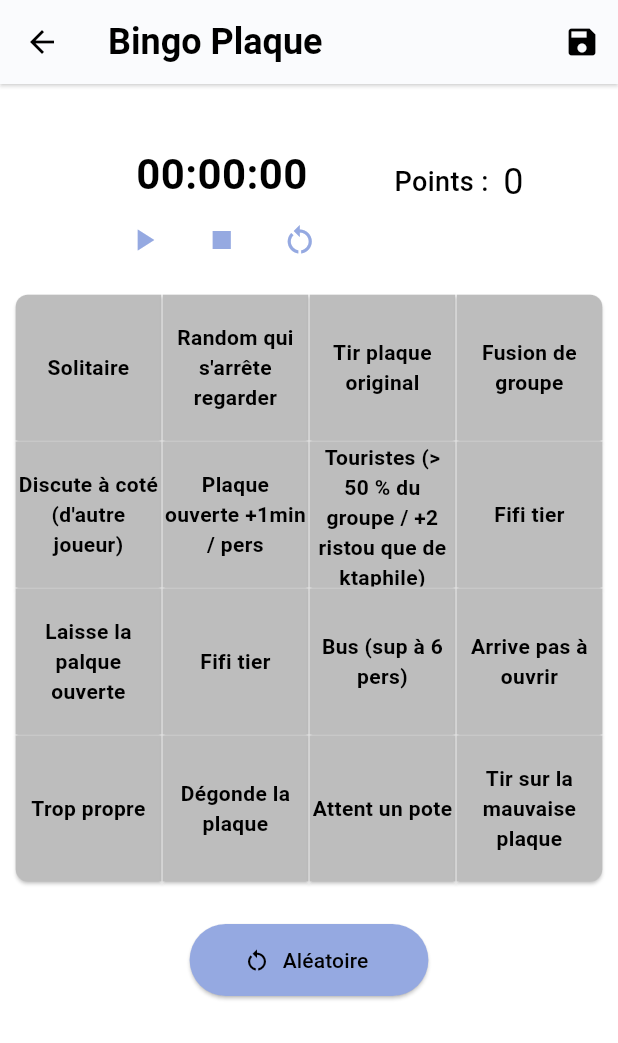
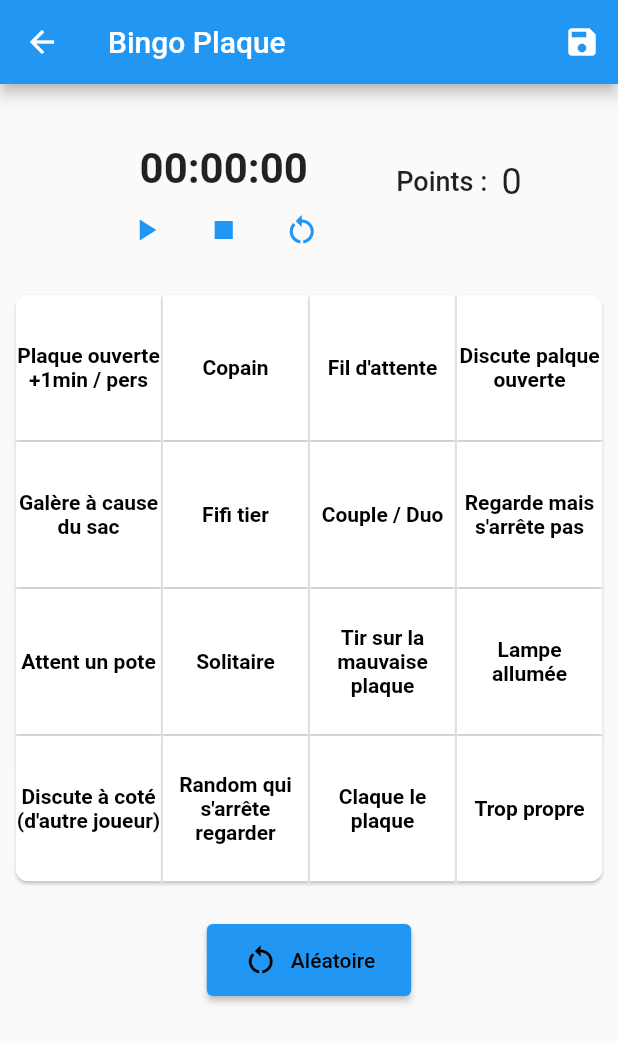
Before and after one commit to Extauren/Plaktago, a Flutter app: the Home screen opened directly with empty values, after a tap on "Jouer", on a phone screen of 412 x 824 dp. Shown: the top 1043 px of the screen. Run offline on Flutter 3.47's test engine with Material 2 defaults, Android fonts, the phone set to English and light mode, and no system bars; our stand-ins replace stop_watch_timer.

Commit message:
Add save settings and load settings when restart app

```diff
--- /dev/null
+++ b/lib/app.dart
@@ -0,0 +1,44 @@
+import 'package:flutter/material.dart';
+import 'package:plaktago/utils/appSettings.dart';
+import 'main.dart';
+
+class App extends StatefulWidget {
+  const App({Key? key}) : super(key: key);
+
+  @override
+  State<App> createState() => _App();
+}
+
+class _App extends State<App> {
+  AppSettings appSettings = AppSettings();
+  bool settings = false;
+  final Color primaryColor = Color.fromRGBO(149, 169, 225, 1);
+
+  @override
+  void initState() {
+    super.initState();
+    getSettings();
+  }
+
+  void getSettings() async {
+    settings = await appSettings.getSeetingsFromFile();
+    setState(() {});
+  }
+
+  @override
+  Widget build(BuildContext context) {
+    return MaterialApp(
+        home: Column(mainAxisAlignment: MainAxisAlignment.center, children: [
+      settings
+          ? ConstrainedBox(
+              constraints: BoxConstraints(
+                maxWidth: MediaQuery.of(context).size.width,
+                maxHeight: MediaQuery.of(context).size.height,
+              ),
+              child: Plaktago(appSettings: appSettings))
+          : CircularProgressIndicator(
+              color: primaryColor,
+            )
+    ]));
+  }
+}
--- a/lib/game/bingo.dart
+++ b/lib/game/bingo.dart
@@ -9,9 +9,12 @@ import 'package:plaktago/utils/bingoParams.dart';
 
 class Game extends StatefulWidget {
   final BingoParams bingoParams;
-  final ThemeMode theme;
-  const Game({Key? key, required this.bingoParams, required this.theme})
-      : super(key: key);
+  //final ThemeMode theme;
+  const Game({
+    Key? key,
+    required this.bingoParams,
+    //required this.theme
+  }) : super(key: key);
 
   @override
   State<Game> createState() => _Game();
@@ -26,10 +29,18 @@ class _Game extends State<Game> {
   @override
   void initState() {
     super.initState();
+    points = 0;
     CardName card;
     List<CardName> cardList = <CardName>[];
     bingoCard.clear();
-    cardList.addAll(cardNameList);
+    //cardList.addAll(cardNameList);
+    cardList = cardNameListPlaque
+        .where((element) =>
+            element.difficulty <= widget.bingoParams.difficulty.value)
+        .toList();
+    for (int it = 0; it < 15; it++) {
+      print(cardList[it].difficulty);
+    }
     super.initState();
     for (int it = 0; it < nbLines * nbLines; it++) {
       card = cardList.elementAt(Random().nextInt(cardList.length));
@@ -41,7 +52,10 @@ class _Game extends State<Game> {
   void refreshBoard() {
     CardName card;
     List<CardName> cardList = [];
-    cardList.addAll(cardNameList);
+    cardList = cardNameListPlaque
+        .where((element) =>
+            element.difficulty <= widget.bingoParams.difficulty.value)
+        .toList();
     bingoCard.clear();
     setState(() {
       points = 0;
@@ -57,7 +71,6 @@ class _Game extends State<Game> {
 
   void _saveGame() {
     SaveGame saveGame = SaveGame();
-    print(widget.bingoParams.difficulty);
     saveGame.writeGame(bingoCard, points, widget.bingoParams, timer.getTime());
     Navigator.pop(context);
   }
@@ -69,12 +82,6 @@ class _Game extends State<Game> {
       } else {
         points -= 1;
       }
-    });
-  }
-
-  void resetPoints() {
-    setState(() {
-      points = 0;
     });
   }
 
@@ -124,8 +131,7 @@ class _Game extends State<Game> {
                   child: Board(
                     gameType: widget.bingoParams.bingoType.name,
                     changePoints: changePoints,
-                    resetPoint: resetPoints,
-                    theme: widget.theme,
+                    //theme: widget.theme,
                     bingoCard: bingoCard,
                     nbLines: nbLines,
                     refreshBoard: refreshBoard,
--- a/lib/game/board/board.dart
+++ b/lib/game/board/board.dart
@@ -5,8 +5,7 @@ import 'checkBoard.dart';
 class Board extends StatefulWidget {
   final String gameType;
   final Function changePoints;
-  final VoidCallback resetPoint;
-  final ThemeMode theme;
+  //final ThemeMode theme;
   List<BingoCard> bingoCard;
   final int nbLines;
   final VoidCallback refreshBoard;
@@ -15,8 +14,7 @@ class Board extends StatefulWidget {
       {Key? key,
       required this.gameType,
       required this.changePoints,
-      required this.resetPoint,
-      required this.theme,
+      //required this.theme,
       required this.bingoCard,
       required this.nbLines,
       required this.refreshBoard})
--- a/lib/game/board/cardName.dart
+++ b/lib/game/board/cardName.dart
@@ -8,7 +8,7 @@ class CardName {
   CardName(this.name, this.plaqueType, this.difficulty);
 }
 
-List<CardName> cardNameList = [
+List<CardName> cardNameListPlaque = [
   CardName("Bus (sup à 6 pers)", plaqueTypeList.all, 3),
   CardName("Kta star", plaqueTypeList.all, 3),
   CardName("Copain", plaqueTypeList.all, 1),
--- a/lib/home/bingoTypeButton.dart
+++ b/lib/home/bingoTypeButton.dart
@@ -31,7 +31,7 @@ class _BingoTypeButton extends State<BingoTypeButton> {
         backgroundColor: MaterialStateProperty.resolveWith<Color>(
           (Set<MaterialState> states) {
             if (states.contains(MaterialState.selected)) {
-              return Theme.of(context).primaryColor;
+              return Theme.of(context).colorScheme.primary;
             }
             return Theme.of(context).colorScheme.surface;
           },
--- a/lib/home/difficultyButton.dart
+++ b/lib/home/difficultyButton.dart
@@ -1,12 +1,13 @@
 import 'package:flutter/material.dart';
 
 enum Difficulty {
-  easy('Facile'),
-  medium('Moyen'),
-  difficult('Difficile');
+  easy('Facile', 1),
+  medium('Moyen', 2),
+  difficult('Difficile', 3);
 
-  const Difficulty(this.name);
+  const Difficulty(this.name, this.value);
   final String name;
+  final int value;
 }
 
 class DifficultyButton extends StatefulWidget {
@@ -42,9 +43,9 @@ class _DifficultyButtonState extends State<DifficultyButton> {
               child: Column(
                 mainAxisAlignment: MainAxisAlignment.center,
                 children: <Widget>[
-                  Container(
-                      margin: EdgeInsets.only(bottom: 10),
-                      child: Text("Difficultée :")),
+                  // Container(
+                  //     margin: EdgeInsets.only(bottom: 10),
+                  //     child: Text("Difficultée :")),
                   Container(
                     decoration: BoxDecoration(
                       borderRadius: BorderRadius.circular(10),
--- a/lib/home/drawer.dart
+++ b/lib/home/drawer.dart
@@ -1,22 +1,31 @@
 import 'package:flutter/material.dart';
+import 'package:plaktago/utils/appSettings.dart';
+import 'package:plaktago/utils/saveGame.dart';
 
 class DrawerApp extends StatefulWidget {
   final Function changeTheme;
-  const DrawerApp({Key? key, required this.changeTheme});
+  AppSettings appSettings;
+  DrawerApp({Key? key, required this.changeTheme, required this.appSettings});
 
   @override
   State<DrawerApp> createState() => _Drawer();
 }
 
 class _Drawer extends State<DrawerApp> {
-  static bool _darkMode = false;
+  bool _darkMode = false;
+  final saveGame = SaveGame();
+
+  @override
+  void initState() {
+    super.initState();
+    _darkMode = widget.appSettings.darkMode;
+  }
 
   @override
   Widget build(BuildContext context) {
     return Drawer(
       width: MediaQuery.of(context).size.width / 2,
       child: ListView(
-        // Important: Remove any padding from the ListView.
         padding: EdgeInsets.zero,
         children: [
           DrawerHeader(
@@ -30,14 +39,16 @@ class _Drawer extends State<DrawerApp> {
                 margin: EdgeInsets.only(right: 10), child: Text("Dark mode")),
             Switch(
                 value: _darkMode,
-                //activeColor: Colors.red,
                 onChanged: (bool value) {
                   setState(() {
                     _darkMode = value;
                     widget.changeTheme();
                   });
                 }),
-          ])
+          ]),
+          TextButton(
+              onPressed: saveGame.resetFile,
+              child: Text("Supprimer les données"))
         ],
       ),
     );
--- a/lib/home/home.dart
+++ b/lib/home/home.dart
@@ -1,7 +1,7 @@
 import 'package:flutter/material.dart';
 import 'package:plaktago/home/plaqueTypeButton.dart';
 import 'package:plaktago/home/ratDropdownButton.dart';
-import 'package:plaktago/utils/saveGame.dart';
+import 'package:plaktago/utils/appSettings.dart';
 import 'difficultyButton.dart';
 import '../game/bingo.dart';
 import 'drawer.dart';
@@ -12,8 +12,8 @@ import '../utils/bingoParams.dart';
 
 class Home extends StatefulWidget {
   final Function changeTheme;
-  final ThemeMode theme;
-  const Home({Key? key, required this.changeTheme, required this.theme})
+  AppSettings appSettings;
+  Home({Key? key, required this.changeTheme, required this.appSettings})
       : super(key: key);
 
   @override
@@ -21,7 +21,6 @@ class Home extends StatefulWidget {
 }
 
 class _Home extends State<Home> {
-  final saveGame = SaveGame();
   BingoParams bingoParams = BingoParams();
 
   void updateState() {
@@ -36,11 +35,12 @@ class _Home extends State<Home> {
 
   void launchGame() {
     Navigator.push(
-            context,
-            MaterialPageRoute(
-                builder: (context) =>
-                    Game(bingoParams: bingoParams, theme: widget.theme)))
-        .then((value) {
+        context,
+        MaterialPageRoute(
+            builder: (context) => Game(
+                  bingoParams: bingoParams,
+                  //theme: widget.theme
+                ))).then((value) {
       resetHome();
     });
   }
@@ -67,11 +67,9 @@ class _Home extends State<Home> {
                   )),
             ],
           ),
-          backgroundColor: Theme.of(context).appBarTheme.backgroundColor,
         ),
         drawer: DrawerApp(
-          changeTheme: widget.changeTheme,
-        ),
+            changeTheme: widget.changeTheme, appSettings: widget.appSettings),
         body: ListView(children: [
           Container(
               margin: const EdgeInsets.only(top: 60.0, left: 10, right: 10),
@@ -79,16 +77,13 @@ class _Home extends State<Home> {
                   style: Theme.of(context).textTheme.titleLarge,
                   textAlign: TextAlign.center)),
           Container(
-              height: 80,
-              width: 100,
-              margin: EdgeInsets.only(top: 20),
+              margin: EdgeInsets.only(top: 40),
               child: BingoTypeButton(
                   bingoType: bingoParams.bingoType,
                   updateBingoType: bingoParams.updateBingoType,
                   updateParentState: updateState)),
           Container(
-              margin: EdgeInsets.only(bottom: 20),
-              height: 80,
+              margin: EdgeInsets.only(top: 30, bottom: 40),
               child: ModeButton(
                   mode: bingoParams.mode,
                   updateBingoMode: bingoParams.updateMode,
@@ -98,7 +93,7 @@ class _Home extends State<Home> {
               ConstrainedBox(
                   constraints: BoxConstraints(
                     maxWidth: MediaQuery.of(context).size.width / 2,
-                    maxHeight: 160,
+                    maxHeight: 60,
                   ),
                   child: PlaqueTypeButton(
                     selectecPlaque: bingoParams.plaque,
@@ -108,7 +103,7 @@ class _Home extends State<Home> {
               ConstrainedBox(
                   constraints: BoxConstraints(
                     maxWidth: MediaQuery.of(context).size.width / 2,
-                    maxHeight: 160,
+                    maxHeight: 60,
                   ),
                   child: RatDropdownButton(
                       type: bingoParams.ratType,
@@ -116,14 +111,15 @@ class _Home extends State<Home> {
             ConstrainedBox(
                 constraints: BoxConstraints(
                   maxWidth: MediaQuery.of(context).size.width / 2,
-                  maxHeight: 160,
+                  maxHeight: 60,
                 ),
                 child: DifficultyButton(
                     difficulty: bingoParams.difficulty,
                     update: bingoParams.updateDifficulty)),
           ]),
-          LaunchGame(launchGame: launchGame, btek: btek),
-          TextButton(onPressed: saveGame.resetFile, child: Text("Reset file"))
+          Container(
+              margin: EdgeInsets.only(top: 50),
+              child: LaunchGame(launchGame: launchGame, btek: btek)),
         ]));
   }
 }
--- a/lib/home/plaqueTypeButton.dart
+++ b/lib/home/plaqueTypeButton.dart
@@ -1,6 +1,7 @@
 import 'package:flutter/material.dart';
 
 enum PlaqueType {
+  //placeHolder('Type de plaque'),
   triangle('Triangle'),
   ronde('Ronde'),
   tortue('Tortue'),
@@ -47,9 +48,6 @@ class _PlaqueTypeButtonState extends State<PlaqueTypeButton> {
                 mainAxisAlignment: MainAxisAlignment.center,
                 children: <Widget>[
                   Container(
-                      margin: EdgeInsets.only(bottom: 10),
-                      child: Text("Type de plaque :")),
-                  Container(
                     decoration: BoxDecoration(
                       borderRadius: BorderRadius.circular(10),
                     ),
--- a/lib/main.dart
+++ b/lib/main.dart
@@ -1,19 +1,22 @@
 import 'package:flutter/material.dart';
+import 'package:plaktago/utils/appSettings.dart';
 import 'navigation_bar.dart';
+import 'app.dart';
 
 void main() {
-  runApp(const Plaktago());
+  runApp(App());
 }
 
 class Plaktago extends StatefulWidget {
-  const Plaktago({Key? key});
+  AppSettings appSettings;
+  Plaktago({Key? key, required this.appSettings});
 
   @override
   State<Plaktago> createState() => _Plaktago();
 }
 
 class _Plaktago extends State<Plaktago> {
-  ThemeMode _themeMode = ThemeMode.light;
+  late ThemeMode _themeMode;
   final ColorScheme lightColor = ColorScheme(
       brightness: Brightness.light,
       primary: Color.fromRGBO(149, 169, 225, 1),
@@ -36,17 +39,29 @@ class _Plaktago extends State<Plaktago> {
       onError: Colors.red,
       background: Colors.grey[900]!,
       onBackground: Colors.white,
-      surface: Colors.black,
+      surface: Colors.grey[900]!,
       onSurface: Colors.white);
+
+  @override
+  void initState() {
+    super.initState();
+    if (widget.appSettings.darkMode) {
+      _themeMode = ThemeMode.dark;
+    } else {
+      _themeMode = ThemeMode.light;
+    }
+  }
 
   void changeTheme() {
     setState(() {
+      widget.appSettings.darkMode = !widget.appSettings.darkMode;
       if (_themeMode == ThemeMode.light) {
         _themeMode = ThemeMode.dark;
       } else {
         _themeMode = ThemeMode.light;
       }
     });
+    widget.appSettings.saveAppSettings();
   }
 
   @override
@@ -123,6 +138,8 @@ class _Plaktago extends State<Plaktago> {
             }))),
             useMaterial3: true),
         themeMode: _themeMode,
-        home: NavigationBarApp(changeTheme: changeTheme, theme: _themeMode));
+        home: NavigationBarApp(changeTheme: changeTheme, appSettings: widget.appSettings
+            //theme: _themeMode
+            ));
   }
 }
--- a/lib/statistic/statistic.dart
+++ b/lib/statistic/statistic.dart
@@ -1,14 +1,10 @@
-import 'dart:ffi';
-
 import 'package:flutter/material.dart';
 import 'package:path_provider/path_provider.dart';
-import '../utils/saveGame.dart';
 import 'dart:async';
 import 'dart:io';
 import 'dart:convert';
 
 class Statistic extends StatefulWidget {
-  //final SaveGame readGame;
   const Statistic({Key? key}) : super(key: key);
 
   @override
@@ -16,7 +12,6 @@ class Statistic extends StatefulWidget {
 }
 
 class _Statistic extends State<Statistic> {
-  //static Future<String> _gamesNumber = Future.value("");
   var _bingoGames = [];
   static Map<String, dynamic> _general = {};
 
@@ -49,7 +44,6 @@ class _Statistic extends State<Statistic> {
   }
 
   Future<void> test() async {
-    //final data = await readGames();
     final data = jsonDecode(await readGames());
     setState(() {
       _general = data["general"];
--- a/lib/utils/saveGame.dart
+++ b/lib/utils/saveGame.dart
@@ -63,7 +63,6 @@ class SaveGame {
     try {
       final file = await _localFile;
       final contents = await file.readAsString();
-
       return contents;
     } catch (e) {
       return "";
```
Also changed, not shown: lib/home/ratDropdownButton.dart (+2 -8 lines), lib/navigation_bar.dart (+5 -4 lines), lib/utils/appSettings.dart (added, +49 -0 lines).
